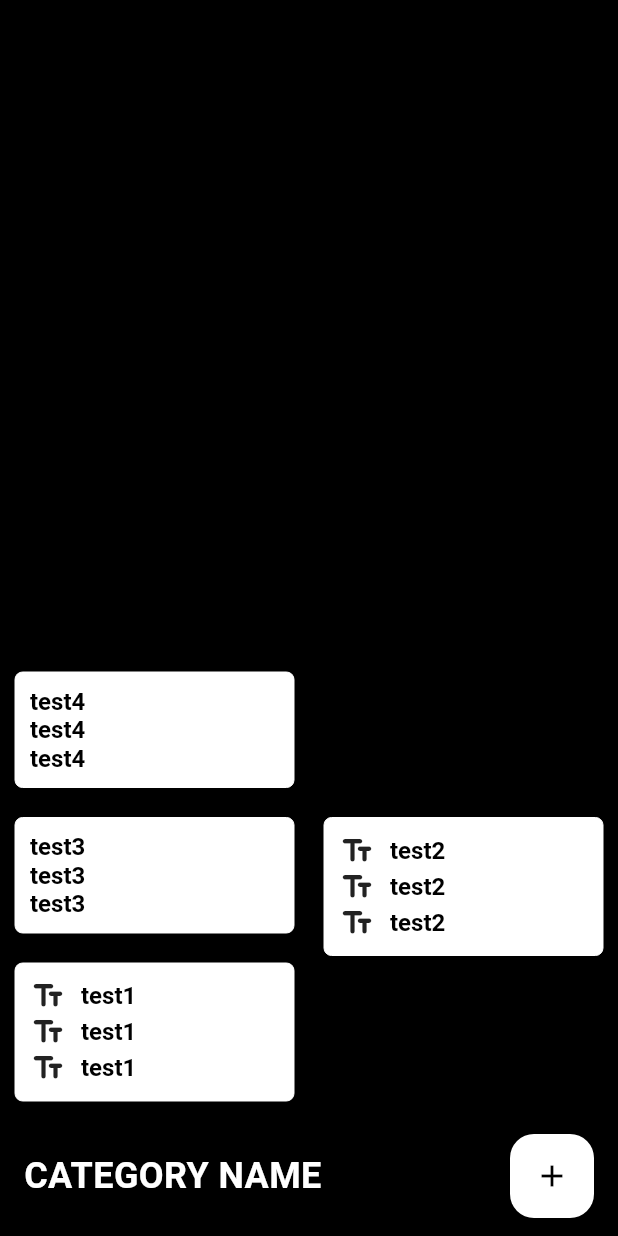
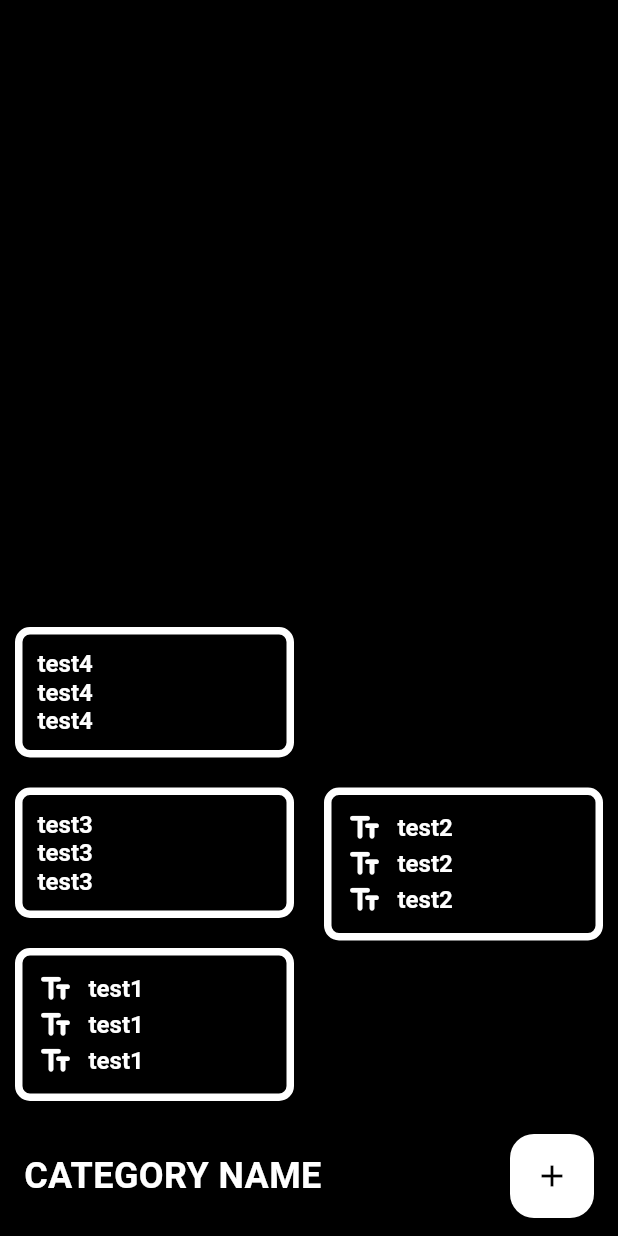
Before and after one commit to evixture/vNotes, a Flutter app: the screen it shows after launch, on a phone screen of 412 x 824 dp. Run offline on Flutter 3.47's test engine with Material 3 defaults, Android fonts, the phone set to English and light mode, and no system bars.

```diff
--- a/lib/main.dart
+++ b/lib/main.dart
@@ -1,6 +1,7 @@
 import 'package:flutter/gestures.dart';
 import 'package:flutter/material.dart';
 import 'package:url_launcher/url_launcher.dart';
+import 'package:flutter_staggered_grid_view/flutter_staggered_grid_view.dart';
 
 void main() {
   runApp(const MainApp());
@@ -188,14 +189,15 @@ Row testNoteElement(bool drawIcon, String text) {
       if (drawIcon) ...{
         Container(
         margin: const EdgeInsets.only(right: 10),
-        child: const Icon(Icons.text_fields_rounded),
+        child: const Icon(Icons.text_fields_rounded, color: Colors.white),
         ),
       },
       RichText(
         text: TextSpan(
           text: text,
           style: const TextStyle(
-            color: Colors.black,
+            //color: Colors.black,
+            color: Colors.white,
             fontWeight: FontWeight.bold,
             fontSize: 16
           )
@@ -216,10 +218,19 @@ Container testNote(bool drawIcon, String text, double noteHeight) {
       //width: 150,
       //trying to align notes in row to bottom, not working well so far
       //alignment: Alignment.topRight,
+
+      /*
+      SOLID WHITE BG
       decoration: BoxDecoration(
         color: Colors.white,
         border: Border.all(width: 0, color: Colors.white),
         borderRadius: const BorderRadius.all(Radius.circular(5)),
+      ),
+      */
+      decoration: BoxDecoration(
+        color: Colors.black,
+        border: Border.all(width: 5, color: Colors.white),
+        borderRadius: const BorderRadius.all(Radius.circular(10)),
       ),
       child: Column(
         children: [
--- a/pubspec.yaml
+++ b/pubspec.yaml
@@ -35,7 +35,8 @@ dependencies:
   # The following adds the Cupertino Icons font to your application.
   # Use with the CupertinoIcons class for iOS style icons.
   cupertino_icons: ^1.0.2
-  url_launcher: '^6.0.0'
+  url_launcher: ^6.0.0
+  flutter_staggered_grid_view: ^0.7.0
 
 dev_dependencies:
   flutter_test:
```
Also changed, not shown: pubspec.lock.
